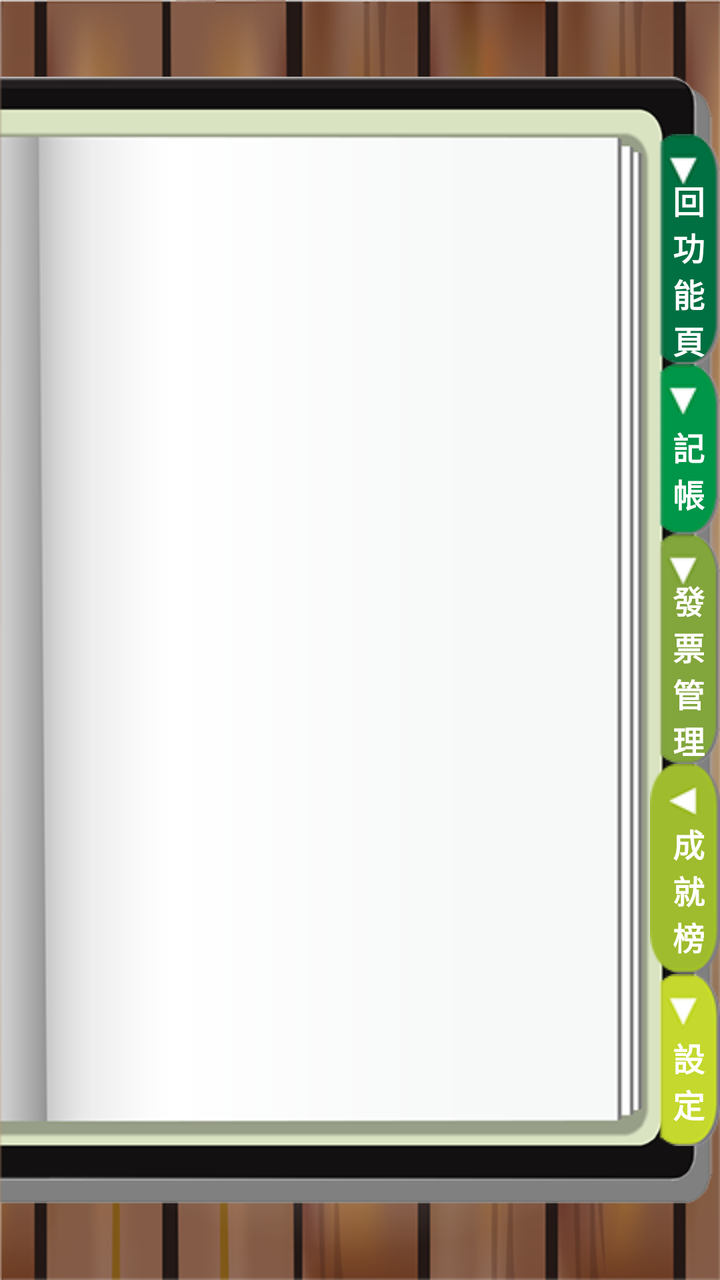
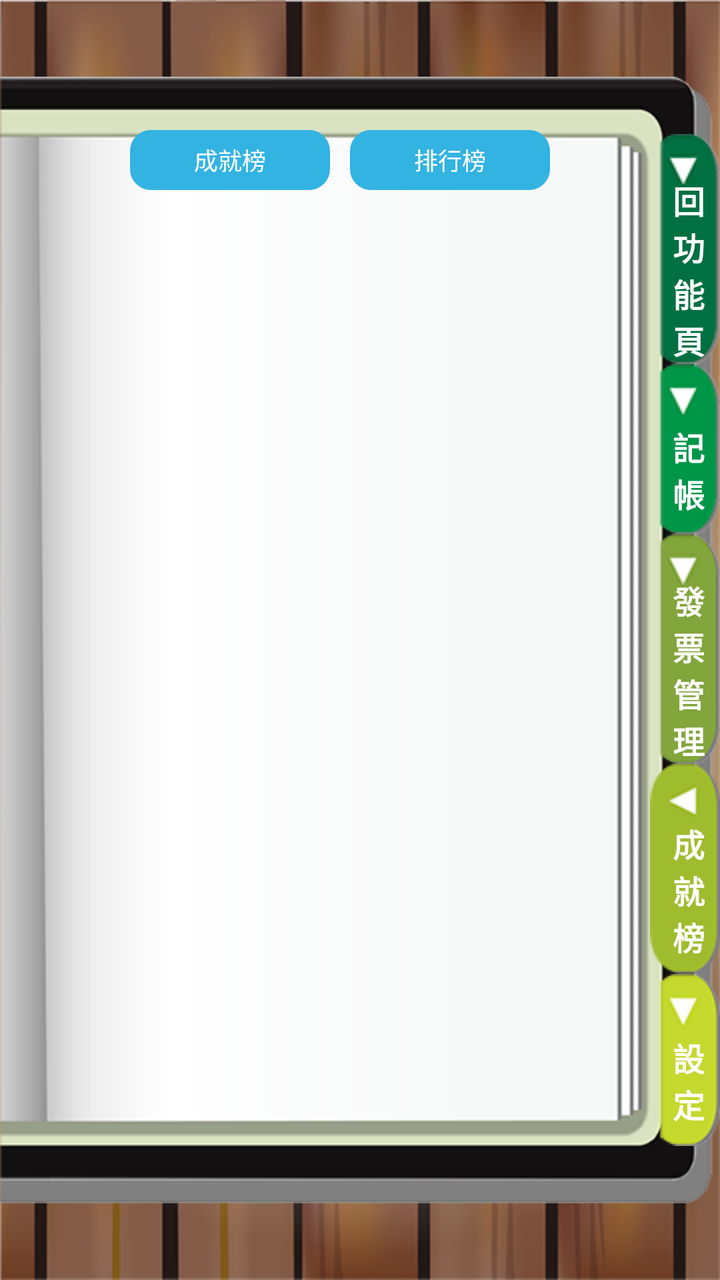

Two renders of the same Android screen: before a commit and after it. Below are the layout's source before the change and the commit's diff.
<!-- AndroidManifest.xml: application theme AppTheme -->
<!-- res/layout/activity_social.xml -->
<RelativeLayout xmlns:android="http://schemas.android.com/apk/res/android"
    xmlns:tools="http://schemas.android.com/tools"
    android:layout_width="match_parent"
    android:layout_height="match_parent"
    android:background="@drawable/bg_wood"
    tools:context=".MainActivity" >

    <ImageView
        android:id="@+id/imageView1"
        android:layout_width="match_parent"
        android:layout_height="match_parent"
        android:layout_alignParentLeft="true"
        android:src="@drawable/bg_book" />

    <LinearLayout
        android:layout_width="match_parent"
        android:layout_height="wrap_content"
        android:layout_centerInParent="true"
        android:gravity="right"
        android:orientation="vertical" >

        <RelativeLayout
            android:layout_width="wrap_content"
            android:layout_height="wrap_content" >

            <ImageButton
                android:id="@+id/imageButton1"
                android:layout_width="wrap_content"
                android:layout_height="wrap_content"
                android:background="@color/transparent"
                android:src="@drawable/btn_backfunc" />

            <TextView
                android:id="@+id/textView1"
                android:layout_width="wrap_content"
                android:layout_height="wrap_content"
                android:layout_centerInParent="true"
                android:text="\n 回\n 功\n 能\n 頁"
                android:textColor="#ffffff"
                android:textSize="16sp"
                android:textStyle="bold"
                android:visibility="visible" />

        </RelativeLayout>

        <RelativeLayout
            android:layout_width="wrap_content"
            android:layout_height="wrap_content" >

            <ImageButton
                android:id="@+id/imageButton2"
                android:layout_width="wrap_content"
                android:layout_height="wrap_content"
                android:background="@color/transparent"
                android:src="@drawable/btn_account" />

            <TextView
                android:id="@+id/textView2"
                android:layout_width="wrap_content"
                android:layout_height="wrap_content"
                android:layout_centerInParent="true"
                android:text="\n 記\n 帳"
                android:textColor="#ffffff"
                android:textSize="16sp"
                android:textStyle="bold"
                android:visibility="visible" />

        </RelativeLayout>

        <RelativeLayout
            android:layout_width="wrap_content"
            android:layout_height="wrap_content" >

            <ImageButton
                android:id="@+id/imageButton3"
                android:layout_width="wrap_content"
                android:layout_height="wrap_content"
                android:background="@color/transparent"
                android:src="@drawable/btn_manager" />

            <TextView
                android:id="@+id/textView3"
                android:layout_width="wrap_content"
                android:layout_height="wrap_content"
                android:layout_centerInParent="true"
                android:text="\n 發\n 票\n 管\n 理"
                android:textColor="#ffffff"
                android:textSize="16sp"
                android:textStyle="bold"
                android:visibility="visible" />

        </RelativeLayout>

        <RelativeLayout
            android:layout_width="wrap_content"
            android:layout_height="wrap_content" >

            <ImageButton
                android:id="@+id/imageButton4"
                android:layout_width="wrap_content"
                android:layout_height="wrap_content"
                android:background="@color/transparent"
                android:src="@drawable/main_social" />

            <TextView
                android:id="@+id/textView4"
                android:layout_width="wrap_content"
                android:layout_height="wrap_content"
                android:layout_centerInParent="true"
                android:text="\n 成\n 就\n 榜"
                android:textColor="#ffffff"
                android:textSize="16sp"
                android:textStyle="bold"
                android:visibility="visible" />

        </RelativeLayout>

        <RelativeLayout
            android:layout_width="wrap_content"
            android:layout_height="wrap_content" >

            <ImageButton
                android:id="@+id/imageButton5"
                android:layout_width="wrap_content"
                android:layout_height="wrap_content"
                android:background="@color/transparent"
                android:src="@drawable/btn_setting" />

            <TextView
                android:id="@+id/textView5"
                android:layout_width="wrap_content"
                android:layout_height="wrap_content"
                android:layout_centerInParent="true"
                android:text="\n 設\n 定"
                android:textColor="#ffffff"
                android:textSize="16sp"
                android:textStyle="bold"
                android:visibility="visible" />

        </RelativeLayout>

    </LinearLayout>
    

</RelativeLayout>
<!-- resources referenced by this layout -->
<resources>
  <color name="transparent">#00000000</color>
  <!-- drawable bg_book: png bitmap (drawable-mdpi, 14514 bytes) -->
  <!-- drawable bg_wood: png bitmap (drawable-mdpi, 216225 bytes) -->
  <!-- drawable btn_account: png bitmap (drawable-mdpi, 4502 bytes) -->
  <!-- drawable btn_backfunc: png bitmap (drawable-mdpi, 4541 bytes) -->
  <!-- drawable btn_manager: png bitmap (drawable-mdpi, 4521 bytes) -->
  <!-- drawable btn_setting: png bitmap (drawable-mdpi, 4528 bytes) -->
  <!-- drawable main_social: png bitmap (drawable-mdpi, 4321 bytes) -->
  <style name="AppTheme" parent="AppBaseTheme">
          
      </style>
  <style name="AppBaseTheme" parent="android:Theme.Light">
  	    <item name="android:windowNoTitle">true</item>
          
      </style>
</resources>

<!-- the commit's change to res/layout/activity_social.xml (unified diff, before → after) -->
@@ -140,6 +140,80 @@
         </RelativeLayout>
 
     </LinearLayout>
-    
+
+    <LinearLayout
+        android:layout_width="match_parent"
+        android:layout_height="match_parent"
+        android:layout_marginBottom="70dp"
+        android:layout_marginLeft="40dp"
+        android:layout_marginRight="60dp"
+        android:layout_marginTop="60dp"
+        android:orientation="vertical" >
+
+        <LinearLayout
+            android:layout_width="match_parent"
+            android:layout_height="wrap_content"
+            android:gravity="center" >
+
+            <Button
+                android:id="@+id/button1"
+                android:layout_width="100dp"
+                android:layout_height="30dp"
+                android:layout_margin="5dp"
+                android:background="@drawable/button_style"
+                android:text="成就榜"
+                android:textColor="#ffffff"
+                android:textSize="12sp" />
+
+            <Button
+                android:id="@+id/button2"
+                android:layout_width="100dp"
+                android:layout_height="30dp"
+                android:layout_margin="5dp"
+                android:background="@drawable/button_style"
+                android:text="排行榜"
+                android:textColor="#ffffff"
+                android:textSize="12sp" />
+
+        </LinearLayout>
+
+        <ScrollView
+            android:id="@+id/scrollView1"
+            android:layout_width="match_parent"
+            android:layout_height="match_parent" >
+
+            <TableLayout
+                android:id="@+id/TableLayout1"
+                android:layout_width="match_parent"
+                android:layout_height="match_parent" >
+
+                <TableRow
+                    android:id="@+id/tableRow1"
+                    android:layout_width="wrap_content"
+                    android:layout_height="wrap_content" >
+                </TableRow>
+
+                <TableRow
+                    android:id="@+id/tableRow2"
+                    android:layout_width="wrap_content"
+                    android:layout_height="wrap_content" >
+                </TableRow>
+
+                <TableRow
+                    android:id="@+id/tableRow3"
+                    android:layout_width="wrap_content"
+                    android:layout_height="wrap_content" >
+                </TableRow>
+
+                <TableRow
+                    android:id="@+id/tableRow4"
+                    android:layout_width="wrap_content"
+                    android:layout_height="wrap_content" >
+                </TableRow>
+            </TableLayout>
+
+        </ScrollView>
+
+    </LinearLayout>
 
 </RelativeLayout>
<!-- resource entries referenced after the edit -->
@@ -7,6 +7,33 @@
   <!-- drawable btn_backfunc: png bitmap (drawable-mdpi, 4541 bytes) -->
   <!-- drawable btn_manager: png bitmap (drawable-mdpi, 4521 bytes) -->
   <!-- drawable btn_setting: png bitmap (drawable-mdpi, 4528 bytes) -->
+  <!-- drawable button_style (drawable) -->
+  <?xml version="1.0" encoding="utf-8"?>
+  <selector xmlns:android="http://schemas.android.com/apk/res/android">
+      <item android:state_pressed="false">
+          <shape>
+              <solid 
+                  android:color="#32B3E2" />
+              <stroke
+                  android:width="1dp"
+                  android:color="#32B3E2" />
+              <corners
+                  android:radius="10dp" />
+          </shape>
+      </item>
+  
+      <item android:state_pressed="true">
+          <shape>
+              <solid 
+                  android:color="#2E93BA" />
+              <stroke
+                  android:width="1dp"
+                  android:color="#2E93BA" />
+              <corners 
+                  android:radius="10dp" />
+          </shape>
+      </item>
+  </selector>
   <!-- drawable main_social: png bitmap (drawable-mdpi, 4321 bytes) -->
   <style name="AppTheme" parent="AppBaseTheme">
           
